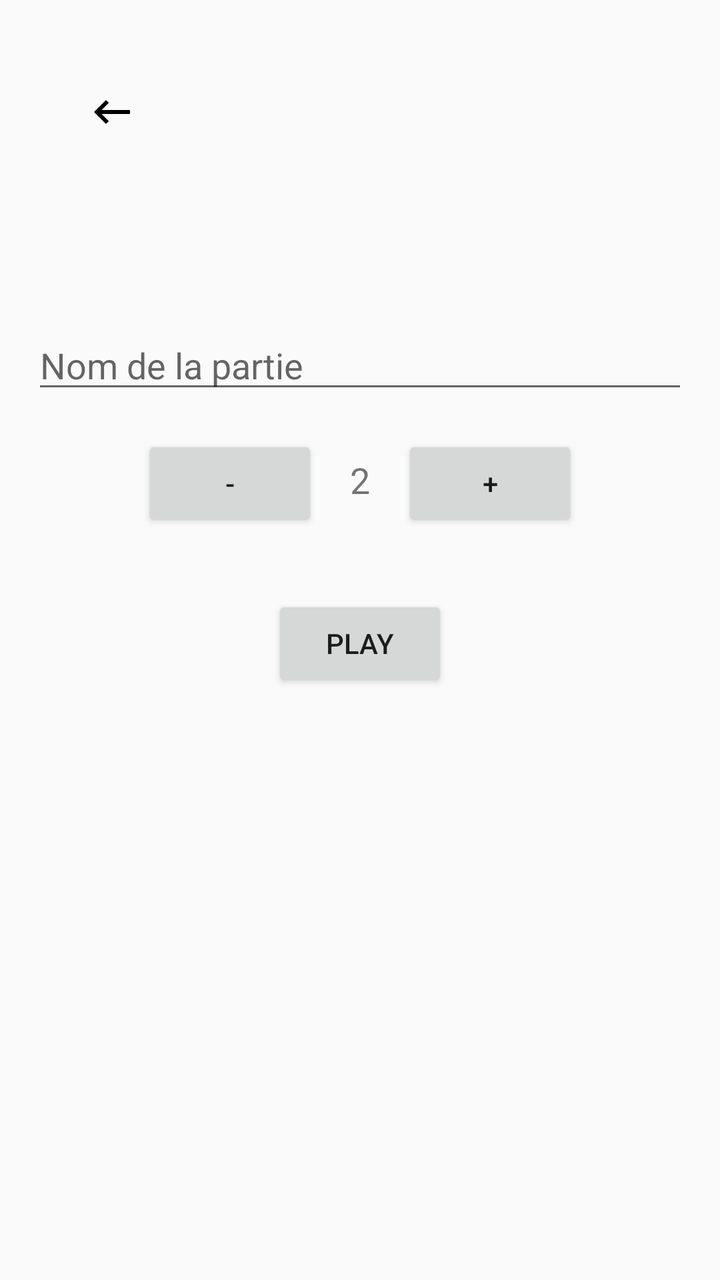
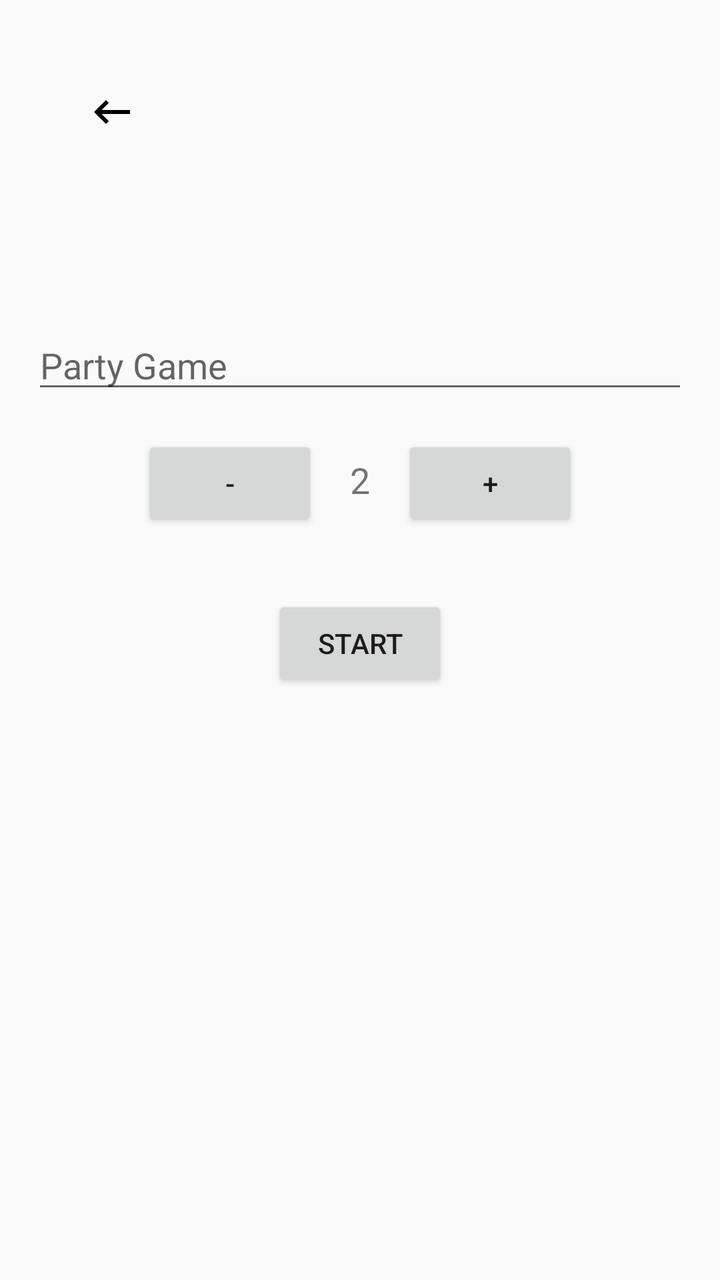

Compare the two renders of this Android layout. The source of the first and the diff that turns it into the second are given below.
<!-- AndroidManifest.xml: application theme Theme.AppCompat.Light.DarkActionBar -->
<!-- res/layout/activity_game_session.xml -->
<RelativeLayout
    xmlns:android="http://schemas.android.com/apk/res/android"
    android:layout_width="match_parent"
    android:layout_height="match_parent"
    android:padding="16dp">

    <include
        android:id="@+id/topBanner"
        layout="@layout/banner_version3"
        android:layout_width="match_parent"
        android:layout_height="wrap_content"
        android:layout_alignParentTop="true" />

    <LinearLayout
        android:layout_width="match_parent"
        android:layout_height="wrap_content"
        android:orientation="vertical"
        android:layout_below="@id/topBanner"
        android:gravity="center"
        android:layout_centerInParent="true">

        <TextView
            android:id="@+id/gameNameTextView"
            android:layout_width="wrap_content"
            android:layout_height="wrap_content"
            android:textSize="24sp"
            android:textStyle="bold"
            android:layout_marginTop="16dp"
            android:layout_gravity="center" />

        <EditText
            android:id="@+id/gameSessionNameEditText"
            android:layout_width="match_parent"
            android:layout_height="wrap_content"
            android:hint="Nom de la partie"
            android:layout_marginTop="16dp"
            android:layout_gravity="center" />

        <LinearLayout
            android:layout_width="wrap_content"
            android:layout_height="wrap_content"
            android:orientation="horizontal"
            android:layout_marginTop="16dp"
            android:layout_gravity="center">

            <Button
                android:id="@+id/decreasePlayersButton"
                android:layout_width="wrap_content"
                android:layout_height="wrap_content"
                android:text="-" />

            <TextView
                android:id="@+id/numberOfPlayersTextView"
                android:layout_width="wrap_content"
                android:layout_height="wrap_content"
                android:text="2"
                android:layout_marginHorizontal="16dp"
                android:textSize="18sp" />

            <Button
                android:id="@+id/increasePlayersButton"
                android:layout_width="wrap_content"
                android:layout_height="wrap_content"
                android:text="+" />
        </LinearLayout>

        <LinearLayout
            android:id="@+id/playersContainer"
            android:layout_width="match_parent"
            android:layout_height="wrap_content"
            android:orientation="vertical"
            android:layout_marginTop="16dp"
            android:layout_gravity="center">
            
        </LinearLayout>

        <Button
            android:id="@+id/playButton"
            android:layout_width="wrap_content"
            android:layout_height="wrap_content"
            android:text="Play"
            android:layout_marginTop="16dp"
            android:layout_gravity="center" />
    </LinearLayout>
</RelativeLayout>
<!-- res/layout/banner_version3.xml (included above) -->
<LinearLayout
    xmlns:android="http://schemas.android.com/apk/res/android"
    android:layout_width="match_parent"
    android:layout_height="wrap_content"
    android:orientation="horizontal"
    android:padding="16dp"
    android:gravity="start">

    <ImageButton
        android:id="@+id/back_button3"
        android:layout_width="48dp"
        android:layout_height="48dp"
        android:src="@drawable/baseline_keyboard_backspace_24"
        android:contentDescription="@string/back_button_desc"
        android:background="?attr/selectableItemBackgroundBorderless"
        />
</LinearLayout>
<!-- resources referenced by this layout -->
<resources>
  <!-- drawable baseline_keyboard_backspace_24 (drawable) -->
  <vector xmlns:android="http://schemas.android.com/apk/res/android" android:autoMirrored="true" android:height="24dp" android:tint="#000000" android:viewportHeight="24" android:viewportWidth="24" android:width="24dp">
        
      <path android:fillColor="@android:color/white" android:pathData="M21,11H6.83l3.58,-3.59L9,6l-6,6 6,6 1.41,-1.41L6.83,13H21z"/>
      
  </vector>
  <string name="back_button_desc">Back</string>
</resources>

<!-- the commit's change to res/layout/activity_game_session.xml (unified diff, before → after) -->
@@ -32,7 +32,7 @@
             android:id="@+id/gameSessionNameEditText"
             android:layout_width="match_parent"
             android:layout_height="wrap_content"
-            android:hint="Nom de la partie"
+            android:hint="@string/PartyGameName"
             android:layout_marginTop="16dp"
             android:layout_gravity="center" />
 
@@ -78,7 +78,7 @@
             android:id="@+id/playButton"
             android:layout_width="wrap_content"
             android:layout_height="wrap_content"
-            android:text="Play"
+            android:text="@string/startGame"
             android:layout_marginTop="16dp"
             android:layout_gravity="center" />
     </LinearLayout>
<!-- resource entries referenced after the edit -->
@@ -6,6 +6,8 @@
       <path android:fillColor="@android:color/white" android:pathData="M21,11H6.83l3.58,-3.59L9,6l-6,6 6,6 1.41,-1.41L6.83,13H21z"/>
       
   </vector>
+  <string name="PartyGameName">Party Game</string>
   <string name="back_button_desc">Back</string>
+  <string name="startGame">Start</string>
 </resources>
 
